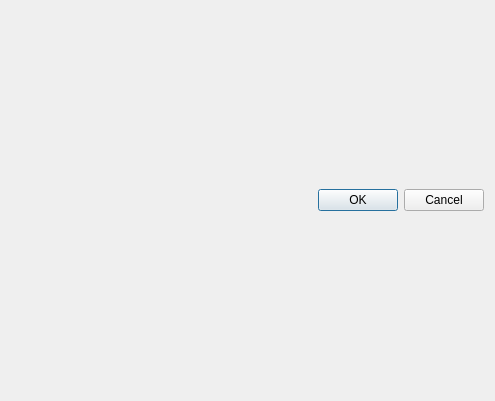
Qt form designer/camo_setup_dialog.ui (JonRob812/CAMOnion) before a commit.
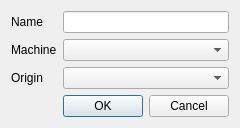
The same form after that commit.

Diff of the .ui file:
```diff
--- a/designer/camo_setup_dialog.ui
+++ b/designer/camo_setup_dialog.ui
@@ -6,15 +6,29 @@
    <rect>
     <x>0</x>
     <y>0</y>
-    <width>495</width>
-    <height>401</height>
+    <width>219</width>
+    <height>125</height>
    </rect>
   </property>
   <property name="windowTitle">
    <string>Dialog</string>
   </property>
   <layout class="QGridLayout" name="gridLayout">
-   <item row="0" column="4">
+   <item row="1" column="0">
+    <widget class="QLabel" name="label">
+     <property name="text">
+      <string>Machine</string>
+     </property>
+    </widget>
+   </item>
+   <item row="2" column="0">
+    <widget class="QLabel" name="label_2">
+     <property name="text">
+      <string>Origin</string>
+     </property>
+    </widget>
+   </item>
+   <item row="3" column="2">
     <widget class="QDialogButtonBox" name="buttonBox">
      <property name="orientation">
       <enum>Qt::Horizontal</enum>
@@ -24,6 +38,35 @@
      </property>
     </widget>
    </item>
+   <item row="0" column="0">
+    <widget class="QLabel" name="label_3">
+     <property name="text">
+      <string>Name</string>
+     </property>
+    </widget>
+   </item>
+   <item row="2" column="2">
+    <widget class="QComboBox" name="origin_combo"/>
+   </item>
+   <item row="0" column="2">
+    <widget class="QLineEdit" name="setup_name_input"/>
+   </item>
+   <item row="1" column="2">
+    <widget class="QComboBox" name="machine_combo"/>
+   </item>
+   <item row="4" column="2">
+    <spacer name="verticalSpacer">
+     <property name="orientation">
+      <enum>Qt::Vertical</enum>
+     </property>
+     <property name="sizeHint" stdset="0">
+      <size>
+       <width>20</width>
+       <height>40</height>
+      </size>
+     </property>
+    </spacer>
+   </item>
   </layout>
  </widget>
  <resources/>
```
Left out of the diff: 34 changed lines with no effect on the pictures.
